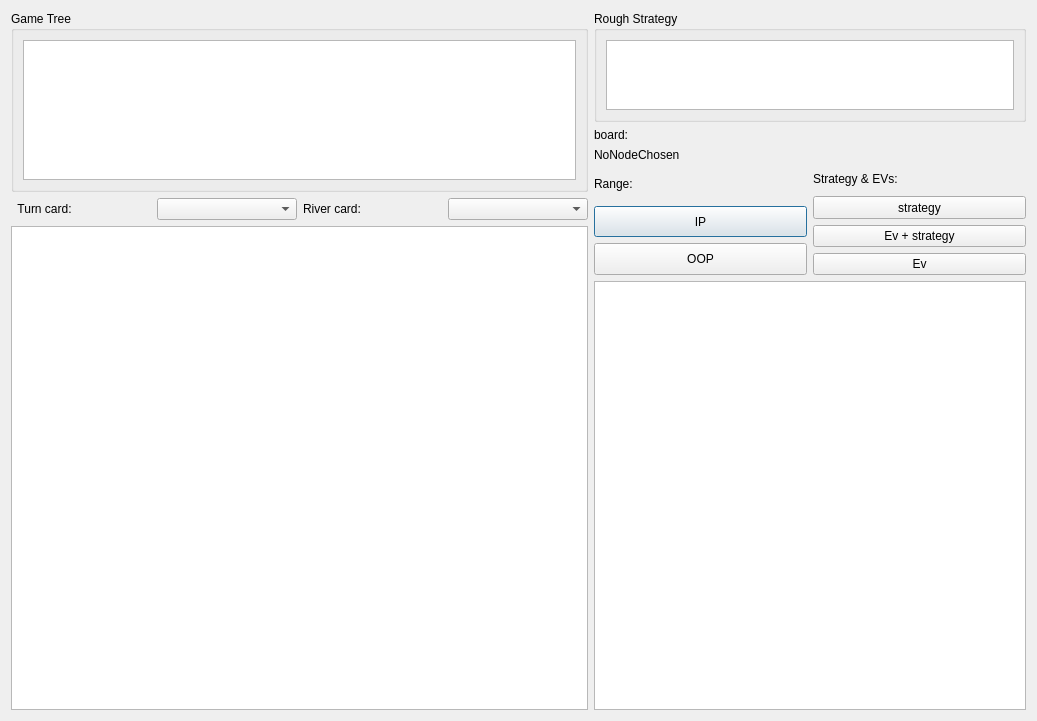
The window that strategyexplorer.ui (bupticybee/TexasSolver) describes before a commit, drawn with Qt 5.
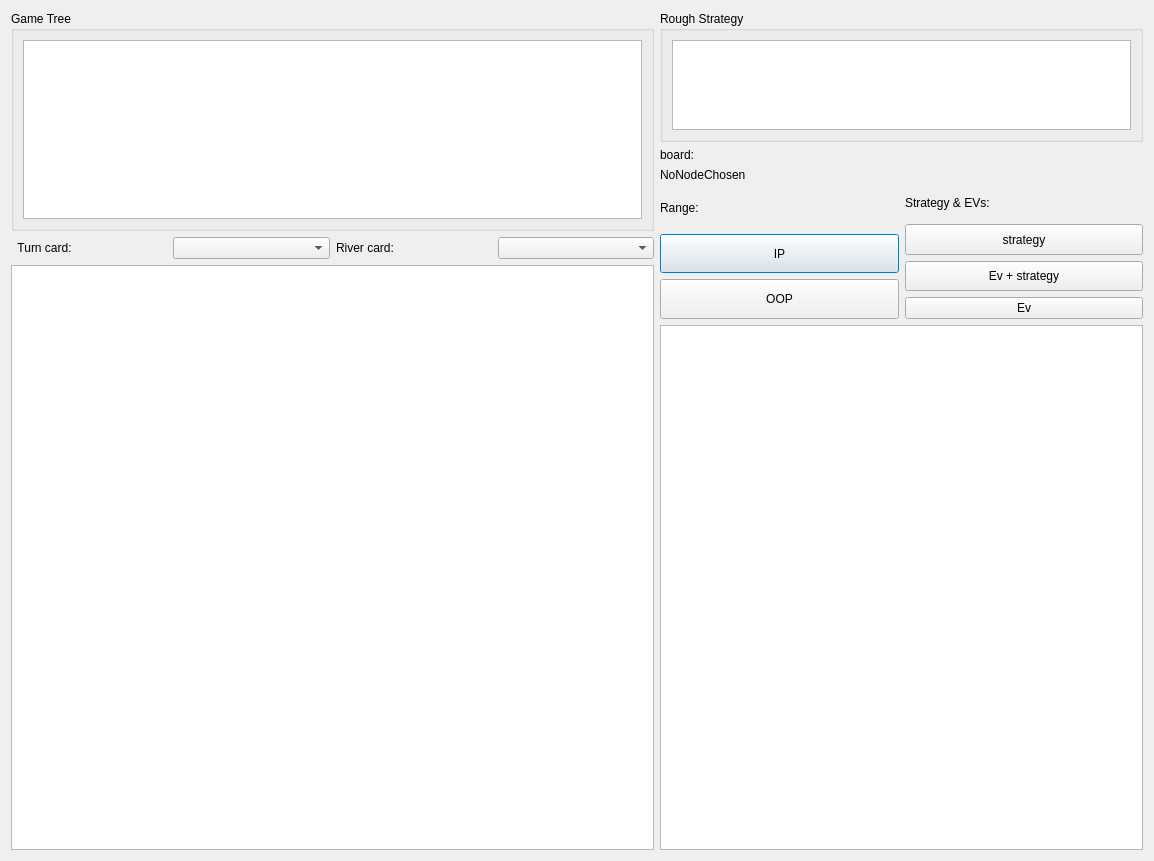
The same window after the commit. Custom widgets are drawn as their Qt base class.

Commit message: Changed StrategyExplorer window size, so that it opens with table completely visible

Patch:
```diff
--- a/strategyexplorer.ui
+++ b/strategyexplorer.ui
@@ -6,8 +6,8 @@
    <rect>
     <x>0</x>
     <y>0</y>
-    <width>1037</width>
-    <height>721</height>
+    <width>1154</width>
+    <height>861</height>
    </rect>
   </property>
   <property name="windowTitle">
```
